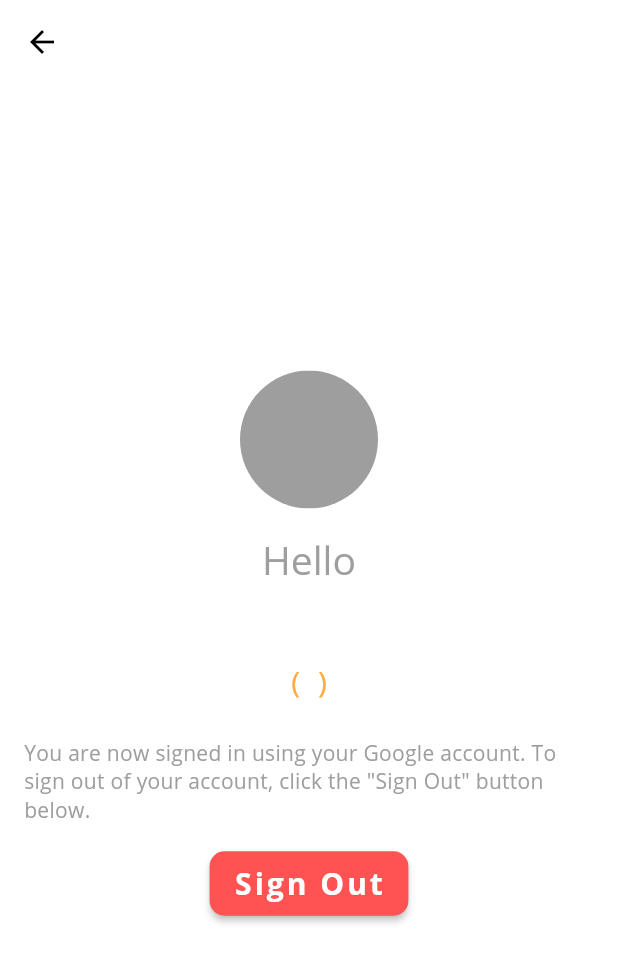
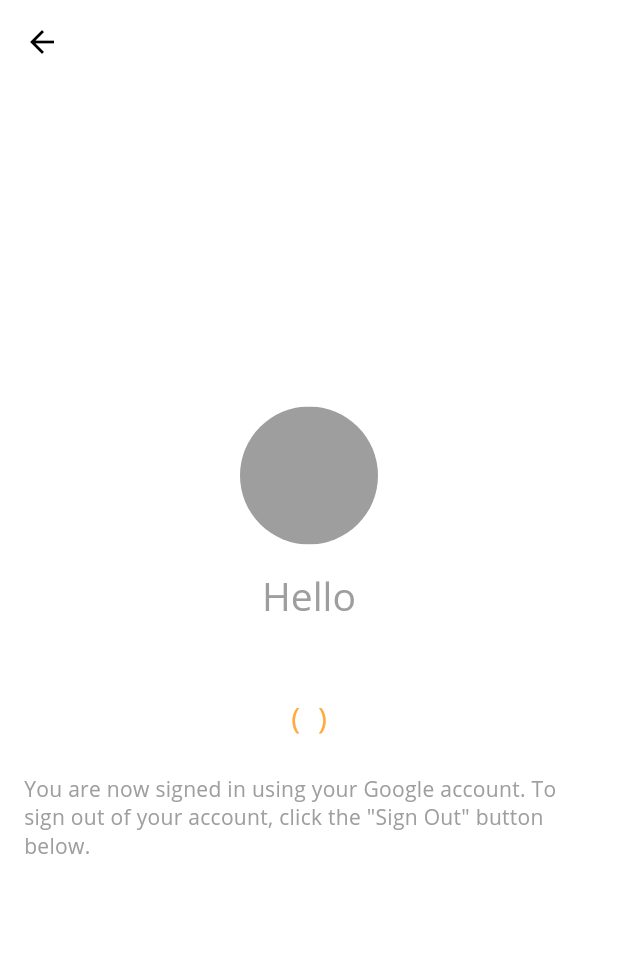
Before and after one commit to Ohgyuchan/famtopia, a Flutter app: the ProfileScreen screen opened directly with empty values, on a phone screen of 412 x 824 dp. Shown: the top 963 px of the screen. Run offline on Flutter 3.47's test engine with Material 2 defaults, Android fonts, the phone set to English and light mode, and no system bars; our stand-ins replace cloud_firestore, firebase_auth, firebase_core, flutter_phoenix, get_it, google_sign_in and 2 more; accounts and stored records are empty.

Commit message:
Update SignOut

```diff
--- a/lib/screens/profile/profile.dart
+++ b/lib/screens/profile/profile.dart
@@ -108,31 +108,6 @@ class _ProfileScreenState extends State<ProfileScreen> {
                             letterSpacing: 0.2),
                       ),
                       SizedBox(height: 16.0),
-                      ElevatedButton(
-                              style: ButtonStyle(
-                                backgroundColor: MaterialStateProperty.all(
-                                  Colors.redAccent,
-                                ),
-                                shape: MaterialStateProperty.all(
-                                  RoundedRectangleBorder(
-                                    borderRadius: BorderRadius.circular(10),
-                                  ),
-                                ),
-                              ),
-                              onPressed: () {},
-                              child: Padding(
-                                padding: EdgeInsets.only(top: 8.0, bottom: 8.0),
-                                child: Text(
-                                  'Sign Out',
-                                  style: TextStyle(
-                                    fontSize: 20,
-                                    fontWeight: FontWeight.bold,
-                                    color: Colors.white,
-                                    letterSpacing: 2,
-                                  ),
-                                ),
-                              ),
-                            ),
                     ],
                   ),
                 ),
```
